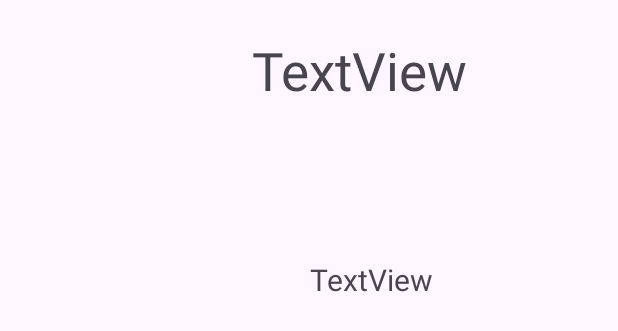
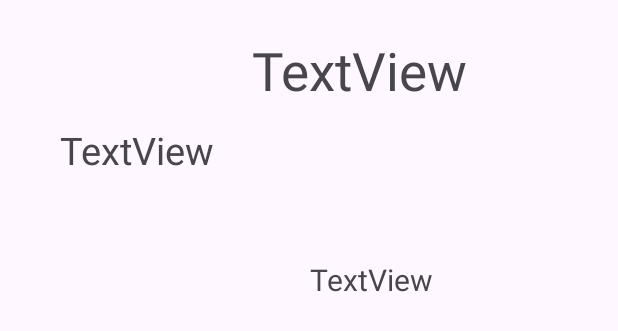
Before and after one commit to Jinash-Rouniyar/Pokemon_Display, an Android app: the layout info.xml on its own in the app's theme, with its tools: preview values and no code run, on a phone screen of 412 x 824 dp. Shown: the top 331 px of the screen. Run offline under Robolectric (Android 15) with nearby library versions, the phone set to English and light mode, and no system bars.

```diff
--- a/app/src/main/res/layout/info.xml
+++ b/app/src/main/res/layout/info.xml
@@ -6,7 +6,7 @@
     xmlns:app="http://schemas.android.com/apk/res-auto">
     <ImageView
         android:id="@+id/pet_item"
-        android:layout_width="150dp"
+        android:layout_width="15dp"
         android:layout_height="200dp"
         app:layout_constraintLeft_toLeftOf="parent"
         app:layout_constraintTop_toTopOf="parent"
@@ -17,7 +17,7 @@
         android:layout_width="wrap_content"
         android:layout_height="wrap_content"
         android:text="TextView"
-        android:textSize="35dp"
+        android:textSize="35sp"
         app:layout_constraintBottom_toBottomOf="parent"
         app:layout_constraintHorizontal_bias="0.626"
         app:layout_constraintLeft_toLeftOf="parent"
@@ -30,7 +30,7 @@
         android:layout_width="wrap_content"
         android:layout_height="wrap_content"
         android:text="TextView"
-        android:textSize="20dp"
+        android:textSize="20sp"
         app:layout_constraintBottom_toBottomOf="parent"
         app:layout_constraintHorizontal_bias="0.626"
         app:layout_constraintLeft_toLeftOf="parent"
@@ -38,5 +38,18 @@
         app:layout_constraintTop_toTopOf="parent"
         app:layout_constraintVertical_bias="1.0" />
 
+    <TextView
+        android:id="@+id/textView3"
+        android:layout_width="wrap_content"
+        android:layout_height="wrap_content"
+        android:text="TextView"
+        app:layout_constraintBottom_toBottomOf="parent"
+        android:textSize="25sp"
+        app:layout_constraintHorizontal_bias="0.13"
+        app:layout_constraintLeft_toLeftOf="parent"
+        app:layout_constraintRight_toRightOf="parent"
+        app:layout_constraintTop_toTopOf="parent"
+        app:layout_constraintVertical_bias="0.502" />
+
 
 </androidx.constraintlayout.widget.ConstraintLayout>
```
Also changed, not shown: app/src/main/java/com/example/asssignment5/MainActivity.kt (+8 -1 lines), app/src/main/java/com/example/asssignment5/PetAdapter.kt (+6 -1 lines).
